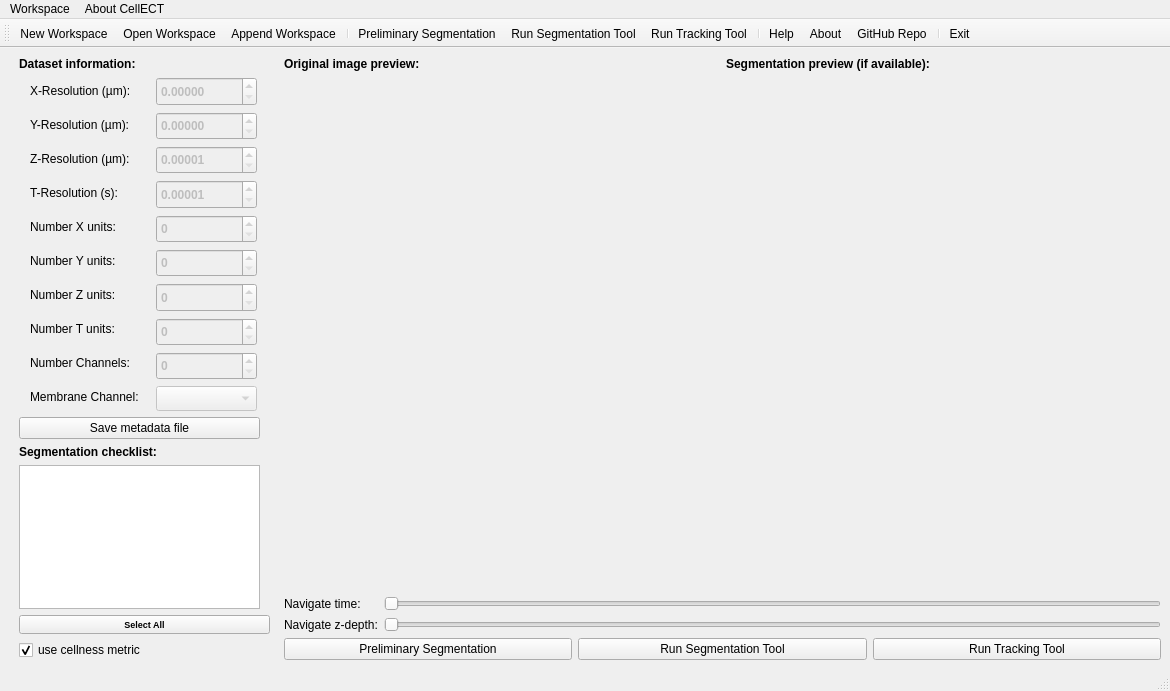
Above: CellECT/gui/layout.ui from ddiana/CellECT before the change. Below: the same form after it.
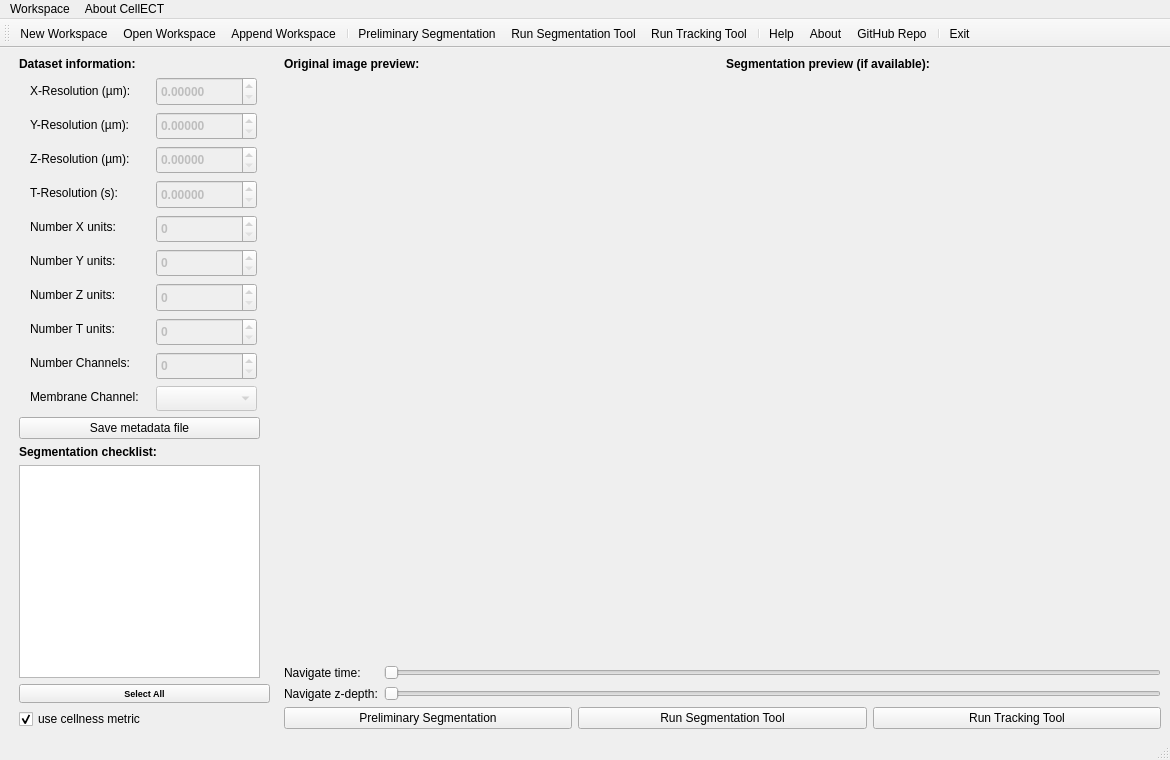
That is the form after the change. Icons and pictures are not drawn.

```diff
--- a/CellECT/gui/layout.ui
+++ b/CellECT/gui/layout.ui
@@ -7,7 +7,7 @@
     <x>0</x>
     <y>0</y>
     <width>1170</width>
-    <height>691</height>
+    <height>760</height>
    </rect>
   </property>
   <property name="sizePolicy">
@@ -312,7 +312,7 @@
              <number>5</number>
             </property>
             <property name="minimum">
-             <double>0.000010000000000</double>
+             <double>0.000000000000000</double>
             </property>
             <property name="maximum">
              <double>10000000.000000000000000</double>
@@ -353,7 +353,7 @@
              <number>5</number>
             </property>
             <property name="minimum">
-             <double>0.000010000000000</double>
+             <double>0.000000000000000</double>
             </property>
             <property name="maximum">
              <double>10000.000000000000000</double>
```
